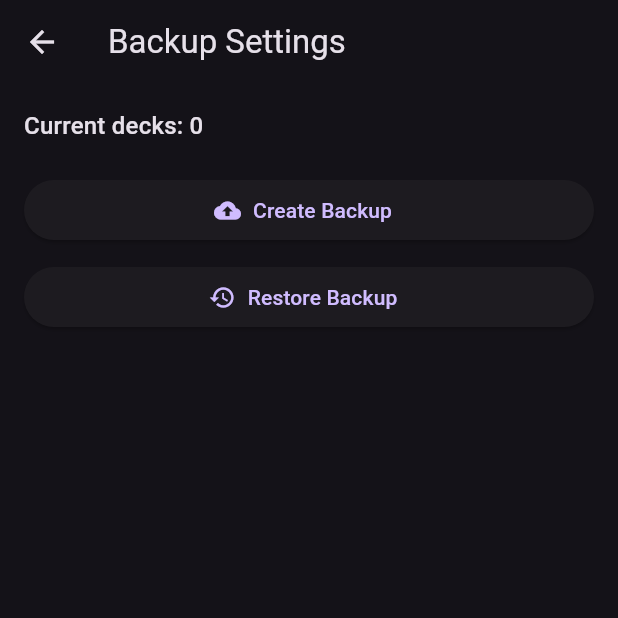
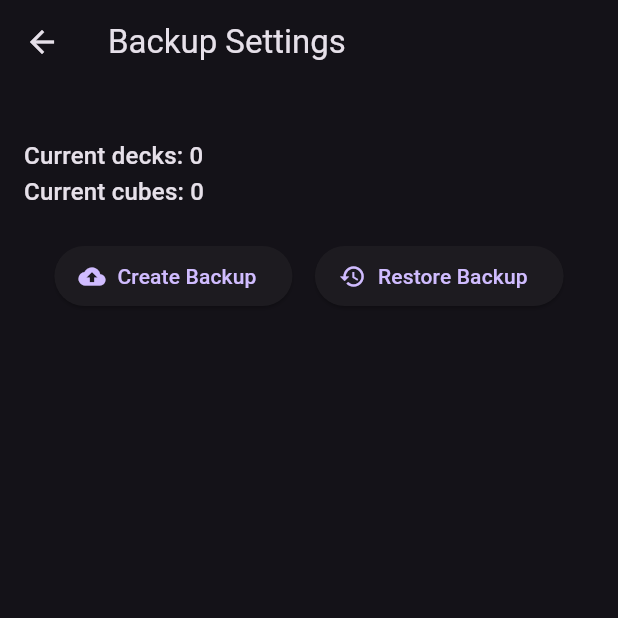
Before and after one commit to dorianbrown/snapdrafter, a Flutter app: the BackupSettings screen opened directly, on a phone screen of 412 x 824 dp, the top half of it. Run offline on Flutter 3.47's test engine with Material 3 defaults, Android fonts, the phone set to English and light mode, and no system bars; our stand-ins replace camera, community_charts_flutter, dio, file_picker, flutter_expandable_fab, flutter_slidable and 3 more; missing offline and left inert: diffutil_dart, fuzzywuzzy, google_mlkit_text_recognition, tflite_flutter, wheel_picker; accounts and stored records are empty; network calls fail.

Commit message:
Cleaned up and tested backup/restore functionality

```diff
--- a/lib/screens/settings/backup.dart
+++ b/lib/screens/settings/backup.dart
@@ -18,6 +18,7 @@ class _BackupSettingsState extends State<BackupSettings> {
   bool isRestoring = false;
   String? backupStatus;
   int? deckCount;
+  int? cubeCount;
 
   @override
   void initState() {
@@ -28,8 +29,10 @@ class _BackupSettingsState extends State<BackupSettings> {
 
   Future<void> _loadDeckCount() async {
     final decks = await deckStorage.getAllDecks();
+    final cubes = await deckStorage.getAllCubes();
     setState(() {
       deckCount = decks.length;
+      cubeCount = cubes.length;
     });
   }
 
@@ -42,11 +45,11 @@ class _BackupSettingsState extends State<BackupSettings> {
     try {
       final backup = await deckStorage.createBackupData();
       final jsonString = jsonEncode(backup);
-      final directory = await getDownloadsDirectory();
-      if (directory == null) {
-        throw Exception('Could not access Downloads directory');
-      }
-      final file = File('${directory.path}/mtg_backup_${DateTime.now().millisecondsSinceEpoch}.json');
+      // Currently hardcoded for android. Hopefully works for all API targets.
+      final directory = '/storage/emulated/0/Download';
+      DateTime timestamp = DateTime.now();
+      String datetimeString = "${timestamp.year}${timestamp.month}${timestamp.day}_${timestamp.hour}${timestamp.minute}${timestamp.second}";
+      final file = File('$directory/snapdrafter_backup_$datetimeString.json');
       await file.writeAsString(jsonString);
 
       setState(() {
@@ -63,8 +66,6 @@ class _BackupSettingsState extends State<BackupSettings> {
 
   Future<void> _restoreBackup() async {
     final result = await FilePicker.platform.pickFiles(
-      type: FileType.custom,
-      allowedExtensions: ['json'],
     );
 
     if (result == null) return;
@@ -102,38 +103,27 @@ class _BackupSettingsState extends State<BackupSettings> {
         padding: const EdgeInsets.all(16.0),
         child: Column(
           crossAxisAlignment: CrossAxisAlignment.start,
+          mainAxisAlignment: MainAxisAlignment.start,
           children: [
+            const SizedBox(height: 20),
             if (deckCount != null)
-              Text('Current decks: $deckCount', style: Theme.of(context).textTheme.titleMedium),
+              Text('Current decks: $deckCount\nCurrent cubes: $cubeCount', style: Theme.of(context).textTheme.titleMedium),
             const SizedBox(height: 20),
-            SizedBox(
-              width: double.infinity,
-              child: ElevatedButton.icon(
-                icon: isBackingUp
-                  ? const SizedBox(
-                      width: 20,
-                      height: 20,
-                      child: CircularProgressIndicator(strokeWidth: 2),
-                    )
-                  : const Icon(Icons.backup),
-                label: const Text('Create Backup'),
-                onPressed: isBackingUp ? null : _createBackup,
-              ),
-            ),
-            const SizedBox(height: 10),
-            SizedBox(
-              width: double.infinity,
-              child: ElevatedButton.icon(
-                icon: isRestoring
-                  ? const SizedBox(
-                      width: 20,
-                      height: 20,
-                      child: CircularProgressIndicator(strokeWidth: 2),
-                    )
-                  : const Icon(Icons.restore),
-                label: const Text('Restore Backup'),
-                onPressed: isRestoring ? null : _restoreBackup,
-              ),
+            Row(
+              mainAxisAlignment: MainAxisAlignment.center,
+              spacing: 15,
+              children: [
+                ElevatedButton.icon(
+                  icon: const Icon(Icons.backup),
+                  label: const Text('Create Backup'),
+                  onPressed: isBackingUp ? null : _createBackup,
+                ),
+                ElevatedButton.icon(
+                  icon: const Icon(Icons.restore),
+                  label: const Text('Restore Backup'),
+                  onPressed: isRestoring ? null : _restoreBackup,
+                )
+              ]
             ),
             const SizedBox(height: 20),
             if (backupStatus != null)
--- a/pubspec.yaml
+++ b/pubspec.yaml
@@ -51,8 +51,7 @@ dependencies:
   image_picker: ^1.1.2
   flutter_expandable_fab: ^2.3.0
   wheel_picker: ^0.2.1
-  path_provider: ^2.1.1
-  file_picker: ^6.1.1
+  file_picker: ^10.1.2
 
 dev_dependencies:
   flutter_launcher_icons: ^0.14.3
```
Also changed, not shown: pubspec.lock, 1 other file.
